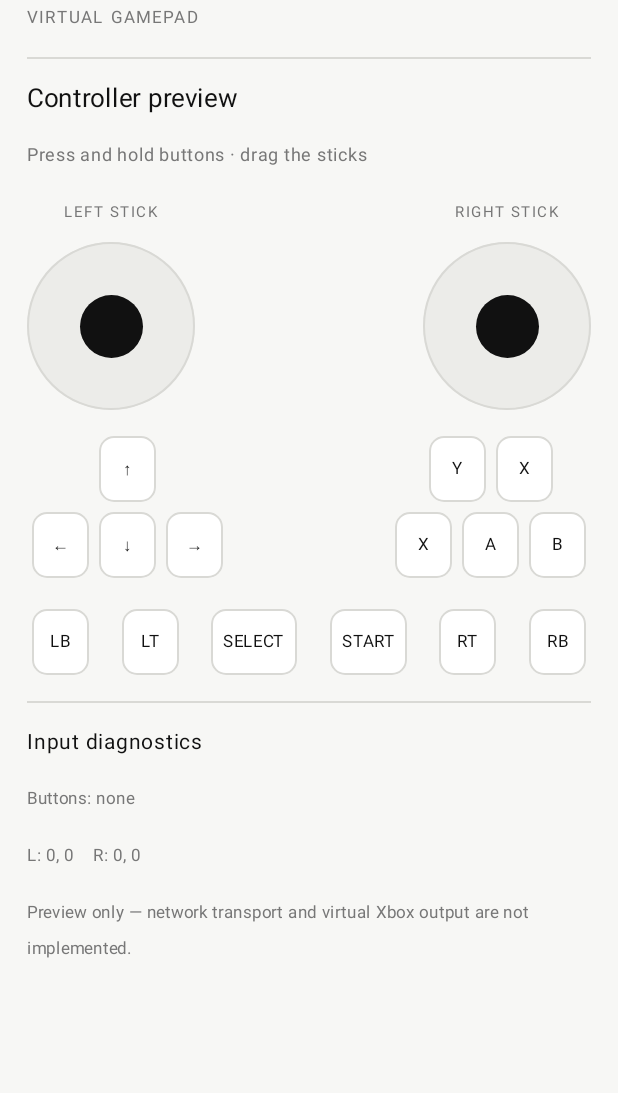
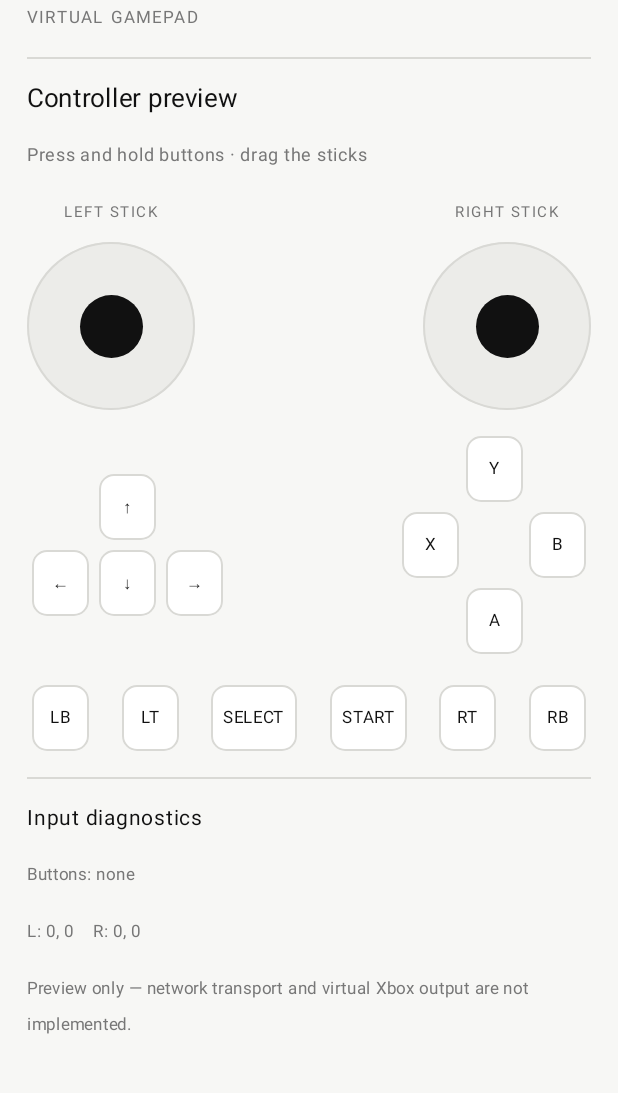
Before and after one commit to Aasimabdul/Zeropad, an Android app built with Jetpack Compose: the screen it shows after launch (MainActivity), on a phone screen of 412 x 824 dp, the part 74-1167 px from its top. Run offline under Robolectric (Android 15) with nearby library versions, the phone set to English and light mode, and no system bars.

Commit message:
fix(android): correct ABXY layout and mapping

```diff
--- a/android/app/src/main/java/com/simbuild/zeropad/MainActivity.kt
+++ b/android/app/src/main/java/com/simbuild/zeropad/MainActivity.kt
@@ -77,15 +77,13 @@ private fun ControllerScreen() {
                 }
             }
             Column(horizontalAlignment = Alignment.CenterHorizontally) {
+                PadButton("Y", pressed.contains("Y")) { update(pressed, "Y", it) }
                 Row {
-                    PadButton("Y", pressed.contains("Y")) { update(pressed, "Y", it) }
                     PadButton("X", pressed.contains("X")) { update(pressed, "X", it) }
-                }
-                Row {
-                    PadButton("X", pressed.contains("X_FACE")) { update(pressed, "X_FACE", it) }
-                    PadButton("A", pressed.contains("A")) { update(pressed, "A", it) }
+                    Spacer(Modifier.width(40.dp))
                     PadButton("B", pressed.contains("B")) { update(pressed, "B", it) }
                 }
+                PadButton("A", pressed.contains("A")) { update(pressed, "A", it) }
             }
         }
 
```
